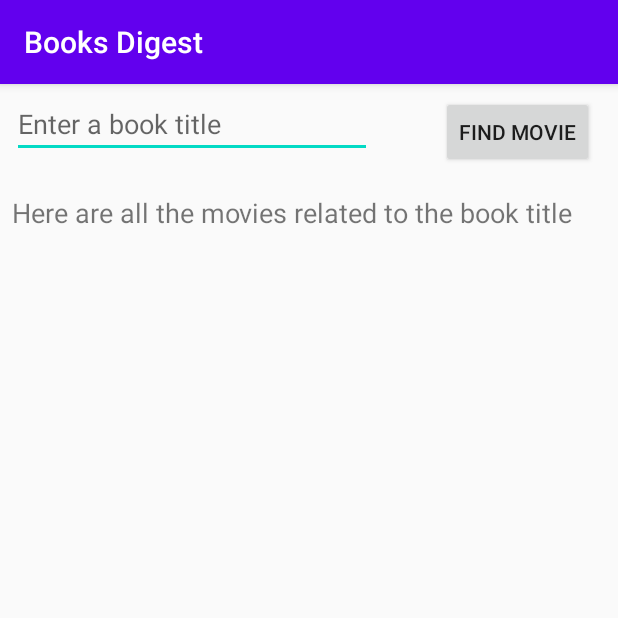
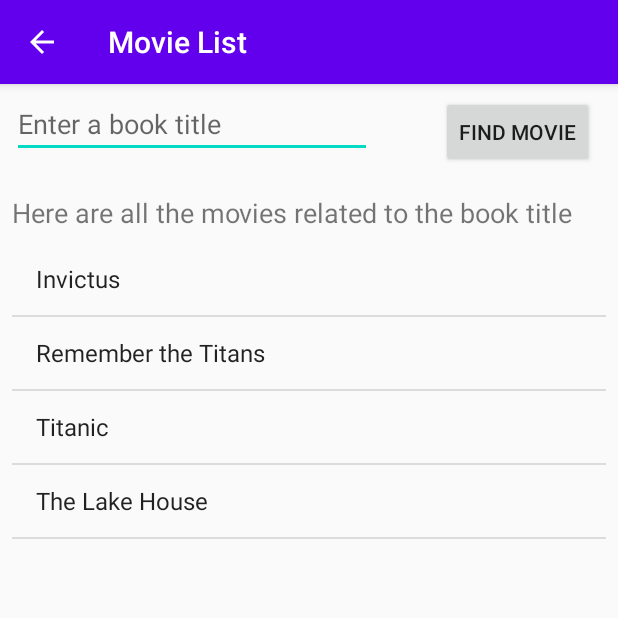
Before and after one commit to PeterKingori/Books-Digest, an Android app: the BookActivity screen opened directly, with no data from a screen before it, after a tap on "FIND MOVIE", on a phone screen of 412 x 824 dp, the top half of it. Run offline under Robolectric (Android 15) with nearby library versions, the phone set to English and light mode, and no system bars.

Commit message:
Add a function that uses an array adapter to show a hardcoded array of movies. Also made changes in the Manifest file to make MainActivity.java the parent file of BookActivity.java

```diff
--- a/app/src/main/java/com/kingori/booksdigest/BookActivity.java
+++ b/app/src/main/java/com/kingori/booksdigest/BookActivity.java
@@ -5,6 +5,7 @@ import androidx.appcompat.app.AppCompatActivity;
 import android.os.Bundle;
 import android.util.Log;
 import android.view.View;
+import android.widget.ArrayAdapter;
 import android.widget.Button;
 import android.widget.EditText;
 import android.widget.ListView;
@@ -17,6 +18,7 @@ public class BookActivity extends AppCompatActivity {
     private TextView mMovieTextView;
     private String mBookTitle;
     private ListView mMovieListView;
+    private String[] movies = new String[] {"Invictus", "Remember the Titans", "Titanic", "The Lake House"};
 
 
     @Override
@@ -33,8 +35,14 @@ public class BookActivity extends AppCompatActivity {
             public void onClick(View view) {
                 mBookTitle = mFindBookEdit.getText().toString();
                 mMovieTextView.setText("Here are all the movies related to the book title " + mBookTitle);
+                showMovies();
             }
         });
 
     }
+
+    private void showMovies() {
+        ArrayAdapter moviesAdapter = new ArrayAdapter(this, android.R.layout.simple_list_item_1, movies);
+        mMovieListView.setAdapter(moviesAdapter);
+    }
 }
```
Also changed, not shown: app/src/main/AndroidManifest.xml (+6 -2 lines).
